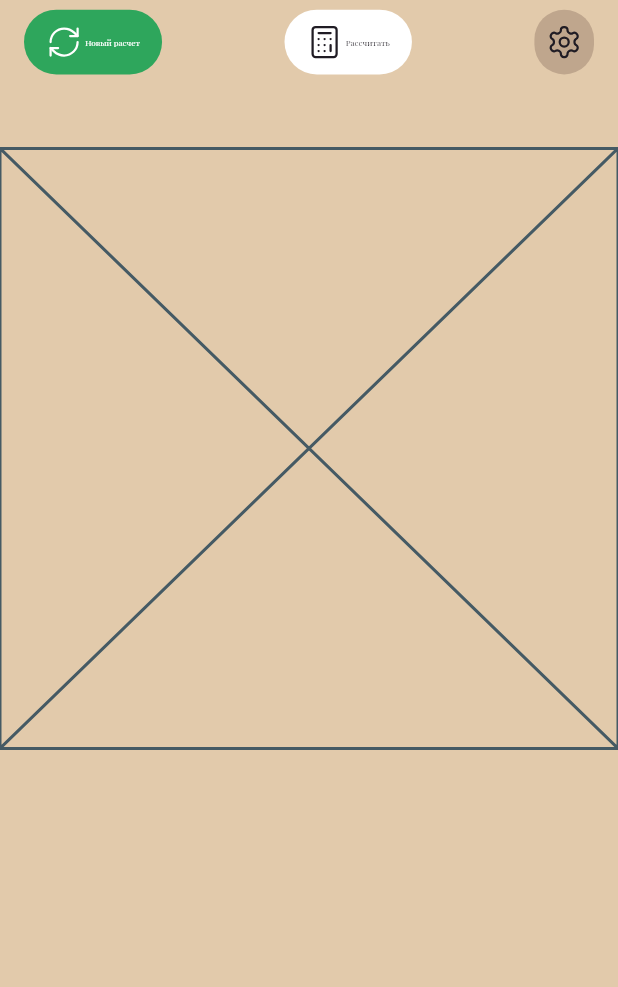
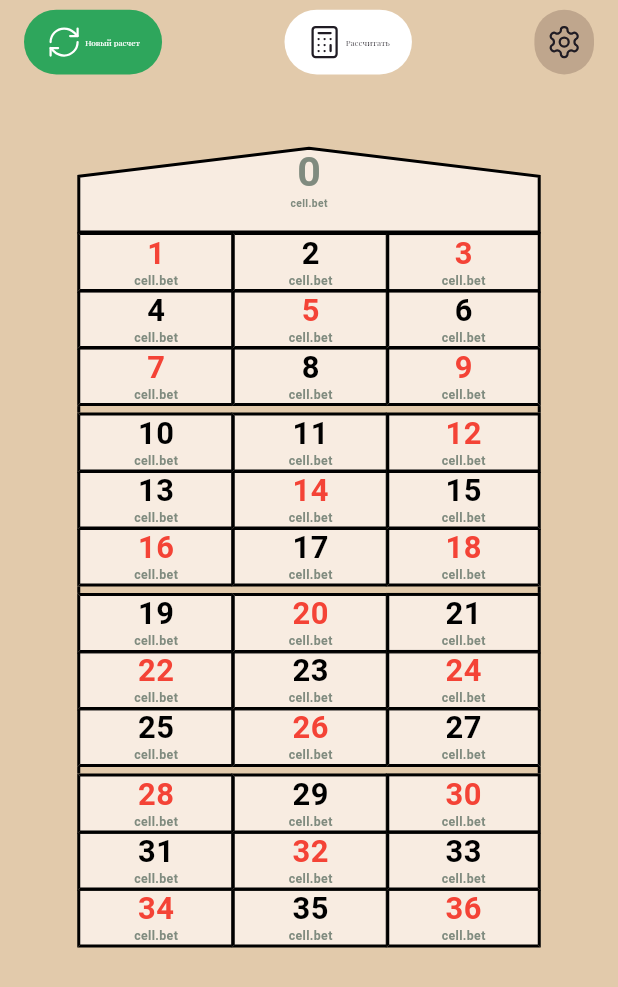
Before and after one commit to holyboom1/casino, a Flutter app: the screen it shows after launch, on a phone screen of 412 x 824 dp. Shown: the top 987 px of the screen. Run offline on Flutter 3.47's test engine with Material 3 defaults, Android fonts, the phone set to English and light mode, and no system bars; our stand-ins replace cached_network_image, easy_localization, equatable, flutter_bloc, flutter_native_splash, flutter_screenutil and 4 more; generated files the repository leaves out were written again; project files that could hold a hidden picture were left out.

Commit message:
added rulette

```diff
--- a/lib/core_ui/theme/app_colors.dart
+++ b/lib/core_ui/theme/app_colors.dart
@@ -24,6 +24,7 @@ abstract class AppColors {
   Color get primaryBg;
 
   Color get secondaryBg;
+  Color get tableBg;
 
   // Basic
   Color get basicWhite;
@@ -35,6 +36,7 @@ abstract class AppColors {
   Color get basicBlue;
 
   Color get errorRed;
+  Color get textGray;
 }
 
 class DarkColors implements AppColors {
@@ -45,6 +47,7 @@ class DarkColors implements AppColors {
 
   @override
   Color get secondaryBg => const Color(0xFFbfa68d);
+  Color get tableBg => const Color(0xFFF8ECE1);
 
   @override
   Color get basicWhite => const Color(0xFFFFFFFF);
@@ -60,6 +63,7 @@ class DarkColors implements AppColors {
 
   @override
   Color get errorRed => const Color(0xFFF63030);
+  Color get textGray => const Color(0xFF808B7F);
 }
 
 class LightColors extends DarkColors {
--- a/lib/core_ui/theme/app_fonts.dart
+++ b/lib/core_ui/theme/app_fonts.dart
@@ -7,7 +7,7 @@ class AppFonts {
 
   ///SFProRounded font style
   static TextStyle get playfairDisplay => const TextStyle(
-        fontFamily: kPlayfairDisplayFontFamily,
+        // fontFamily: kPlayfairDisplayFontFamily,
         fontWeight: FontWeight.w700,
       );
 
--- /dev/null
+++ b/lib/core_ui/widgets/roulette_table.dart
@@ -0,0 +1,197 @@
+import 'package:flutter/material.dart';
+
+import '../../../core/core_export.dart';
+import '../../../core_ui/theme/app_fonts.dart';
+import '../theme/app_colors.dart';
+
+class RouletteTable extends StatelessWidget {
+  final Function(RouletteCellModel number) onPressed;
+  final RouletteCalculator rouletteCalculator = appLocator<RouletteCalculator>();
+
+  RouletteTable({
+    super.key,
+    required this.onPressed,
+  });
+
+  @override
+  Widget build(BuildContext context) {
+    return Column(
+      children: <Widget>[
+        SizedBox(height: 100.h),
+        CustomPaint(
+          painter:
+              RouletteTablePainter(lineColor: Colors.black, bgColor: AppColors.of(context).tableBg),
+          child: GestureDetector(
+            onTap: () => onPressed(rouletteCalculator.rulletteFieldBets[0]!),
+            child: SizedBox(
+              height: 130.h,
+              width: 894.w,
+              child: Column(
+                children: <Widget>[
+                  Text(
+                    '0',
+                    textHeightBehavior: const TextHeightBehavior(
+                      applyHeightToFirstAscent: false,
+                      applyHeightToLastDescent: false,
+                    ),
+                    style: AppFonts.playfairDisplay.copyWith(
+                      color: AppColors.of(context).textGray,
+                      fontSize: 80.sp,
+                    ),
+                  ),
+                  Text(
+                    'cell.bet',
+                    style: AppFonts.playfairDisplay.copyWith(
+                      color: AppColors.of(context).textGray,
+                      fontSize: 20.sp,
+                    ),
+                  ),
+                ],
+              ),
+            ),
+          ),
+        ),
+        Row(
+          children: <Widget>[
+            const Spacer(),
+            Column(
+              children: <Widget>[
+                for (int i = 0; i < 12; i++) ...<Widget>[
+                  Row(
+                    children: <Widget>[
+                      for (int j = 0; j < 3; j++)
+                        CellWidget(
+                          cell: rouletteCalculator
+                              .rulletteFieldBets[rouletteCalculator.cellNumber(i, j)]!,
+                          index: j,
+                          crossIndex: i,
+                          onPressed: onPressed,
+                        ),
+                    ],
+                  ),
+                  if ((i + 1) % 3 == 0 && i != 11)
+                    Container(
+                      width: 900.w,
+                      height: 10.h,
+                      decoration: const BoxDecoration(
+                        border: Border(
+                          left: BorderSide(width: 2.0),
+                          right: BorderSide(width: 2.0),
+                        ),
+                      ),
+                    )
+                ]
+              ],
+            ),
+            const Spacer(),
+          ],
+        )
+      ],
+    );
+  }
+}
+
+class CellWidget extends StatelessWidget {
+  final RouletteCellModel cell;
+  final Function(RouletteCellModel number) onPressed;
+  final int index;
+  final int crossIndex;
+
+  const CellWidget({
+    required this.cell,
+    required this.index,
+    required this.crossIndex,
+    required this.onPressed,
+    super.key,
+  });
+
+  @override
+  Widget build(BuildContext context) {
+    return GestureDetector(
+      onTap: () => onPressed(cell),
+      child: Container(
+        width: 300.w,
+        decoration: BoxDecoration(
+          border: Border(
+            bottom: const BorderSide(
+              width: 2.0,
+            ),
+            left: const BorderSide(
+              width: 2.0,
+            ),
+            right: BorderSide(
+              width: index == 2 ? 2.0 : 0.0,
+            ),
+            top: BorderSide(
+              width: crossIndex % 3 == 0 ? 2.0 : 0.0,
+            ),
+          ),
+          color: AppColors.of(context).tableBg,
+        ),
+        child: Column(
+          children: <Widget>[
+            Text(
+              cell.number.toString(),
+              textHeightBehavior: const TextHeightBehavior(
+                applyHeightToFirstAscent: false,
+                applyHeightToLastDescent: false,
+              ),
+              style: AppFonts.playfairDisplay.copyWith(
+                color: cell.color,
+                fontSize: 60.sp,
+              ),
+            ),
+            Text(
+              'cell.bet',
+              style: AppFonts.playfairDisplay.copyWith(
+                color: AppColors.of(context).textGray,
+                fontSize: 24.sp,
+              ),
+            ),
+          ],
+        ),
+      ),
+    );
+  }
+}
+
+class RouletteTablePainter extends CustomPainter {
+  final Color bgColor;
+  final Color lineColor;
+  final double lineWidth;
+
+  RouletteTablePainter({
+    this.bgColor = Colors.yellow,
+    this.lineColor = Colors.red,
+    this.lineWidth = 2.0,
+  });
+
+  @override
+  void paint(Canvas canvas, Size size) {
+    Paint linePaint = Paint()
+      ..color = lineColor
+      ..style = PaintingStyle.stroke
+      ..strokeWidth = lineWidth;
+
+    Paint bgPaint = Paint()
+      ..color = bgColor
+      ..style = PaintingStyle.fill;
+
+    Path path = Path();
+
+    path.moveTo(0, size.height / 3);
+    path.lineTo(size.width / 2, 0);
+    path.lineTo(size.width, size.height / 3);
+    path.lineTo(size.width, size.height);
+    path.lineTo(0, size.height);
+    path.close();
+
+    canvas.drawPath(path, bgPaint);
+    canvas.drawPath(path, linePaint);
+  }
+
+  @override
+  bool shouldRepaint(covariant CustomPainter oldDelegate) {
+    return false;
+  }
+}
--- a/lib/features/home/screen/home_form.dart
+++ b/lib/features/home/screen/home_form.dart
@@ -5,6 +5,7 @@ import '../../../core_ui/theme/app_colors.dart';
 import '../../../core_ui/theme/app_images.dart';
 import '../../../core_ui/widgets/app_button.dart';
 import '../../../core_ui/widgets/app_image.dart';
+import '../../../core_ui/widgets/roulette_table.dart';
 import '../bloc/home_bloc.dart';
 
 class HomeForm extends StatelessWidget {
@@ -62,11 +63,8 @@ class HomeForm extends StatelessWidget {
               ],
             ),
           ),
-          body: Column(
-            children: <Widget>[
-              SizedBox(height: AppDimens.size100.h),
-              const Placeholder(),
-            ],
+          body: RouletteTable(
+            onPressed: (RouletteCellModel number) {},
           ),
         );
       },
```
Also changed, not shown: lib/features/calculator/screen/calculator_table_form.dart (+1 -153 lines).
